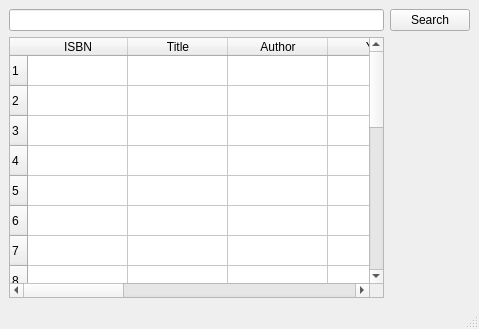
Above: mainwindow.ui from CIS227-Team3/BookstoreInventoryApplication before the change. Below: the same form after it.
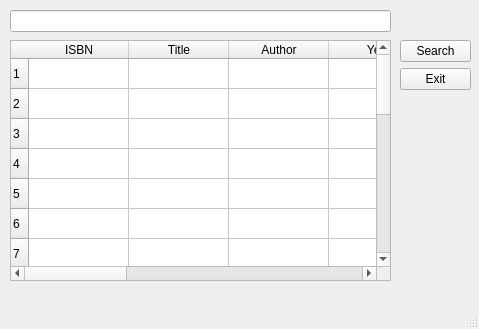
That is the form after the change.

Commit message: Exit button and layout add

Patch:
```diff
--- a/mainwindow.ui
+++ b/mainwindow.ui
@@ -14,19 +14,25 @@
    <string>Bookstore Inventory</string>
   </property>
   <widget class="QWidget" name="centralwidget">
-   <layout class="QGridLayout" name="gridLayout">
-    <item row="0" column="1">
-     <widget class="QPushButton" name="btnSearch">
-      <property name="text">
-       <string>Search</string>
-      </property>
-     </widget>
-    </item>
-    <item row="0" column="0">
-     <widget class="QLineEdit" name="lnBookSearch"/>
-    </item>
-    <item row="1" column="0">
+   <widget class="QLineEdit" name="lnBookSearch">
+    <property name="geometry">
+     <rect>
+      <x>10</x>
+      <y>10</y>
+      <width>381</width>
+      <height>22</height>
+     </rect>
+    </property>
+   </widget>
      <widget class="QTableWidget" name="tblBooks">
+    <property name="geometry">
+     <rect>
+      <x>10</x>
+      <y>40</y>
+      <width>381</width>
+      <height>241</height>
+     </rect>
+    </property>
       <property name="editTriggers">
        <set>QAbstractItemView::NoEditTriggers</set>
       </property>
@@ -186,9 +192,33 @@
        </property>
       </item>
      </widget>
+   <widget class="QWidget" name="">
+    <property name="geometry">
+     <rect>
+      <x>400</x>
+      <y>40</y>
+      <width>71</width>
+      <height>51</height>
+     </rect>
+    </property>
+    <layout class="QVBoxLayout" name="verticalLayout">
+     <item>
+      <widget class="QPushButton" name="btnSearch">
+       <property name="text">
+        <string>Search</string>
+       </property>
+      </widget>
+     </item>
+     <item>
+      <widget class="QPushButton" name="btnExit">
+       <property name="text">
+        <string>Exit</string>
+       </property>
+      </widget>
     </item>
    </layout>
   </widget>
+  </widget>
   <widget class="QMenuBar" name="menubar">
    <property name="geometry">
     <rect>
```
Left out of the diff: 20 changed lines with no effect on the pictures. Lines whose indentation alone changed are shown as unchanged. The commit also changes 2 other files.
